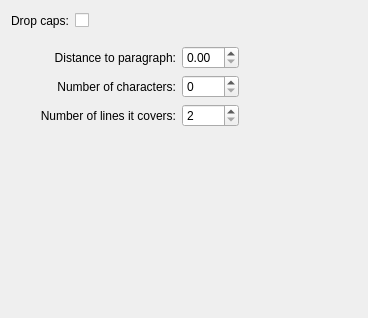
Before: the Qt Designer form plugins/textshape/dialogs/ParagraphDropCaps.ui in KDE/calligra, drawn with Qt 5.
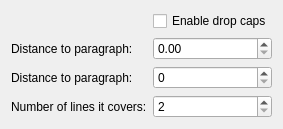
After: the same form once the commit is applied. Custom widgets are drawn as their Qt base class.

Commit message: Port ParagraphDropCaps to QFormLayout

What changed in the file:
```diff
--- a/plugins/textshape/dialogs/ParagraphDropCaps.ui
+++ b/plugins/textshape/dialogs/ParagraphDropCaps.ui
@@ -2,120 +2,47 @@
 <ui version="4.0">
  <class>ParagraphDropCaps</class>
  <widget class="QWidget" name="ParagraphDropCaps">
-  <property name="geometry">
-   <rect>
-    <x>0</x>
-    <y>0</y>
-    <width>368</width>
-    <height>318</height>
-   </rect>
-  </property>
-  <layout class="QGridLayout" name="gridLayout_3">
-   <item row="2" column="0">
-    <spacer name="verticalSpacer">
-     <property name="orientation">
-      <enum>Qt::Vertical</enum>
-     </property>
-     <property name="sizeHint" stdset="0">
-      <size>
-       <width>20</width>
-       <height>144</height>
-      </size>
-     </property>
-    </spacer>
-   </item>
-   <item row="0" column="0">
-    <layout class="QHBoxLayout" name="horizontalLayout">
+  <layout class="QHBoxLayout" name="mainLayout">
      <item>
-      <widget class="QLabel" name="label">
-       <property name="text">
-        <string>Drop caps:</string>
-       </property>
-      </widget>
-     </item>
-     <item>
+    <layout class="QFormLayout" name="formLayout">
+     <item row="0" column="1">
       <widget class="QCheckBox" name="capsState">
        <property name="text">
-        <string/>
+        <string>Enable drop caps</string>
        </property>
       </widget>
      </item>
-     <item>
-      <spacer name="horizontalSpacer">
-       <property name="orientation">
-        <enum>Qt::Horizontal</enum>
-       </property>
-       <property name="sizeHint" stdset="0">
-        <size>
-         <width>118</width>
-         <height>20</height>
-        </size>
-       </property>
-      </spacer>
-     </item>
-    </layout>
-   </item>
    <item row="1" column="0">
-    <widget class="QWidget" name="setting" native="true">
-     <layout class="QGridLayout" name="gridLayout_2">
-      <item row="1" column="0">
-       <layout class="QHBoxLayout" name="horizontalLayout_2">
-        <item>
-         <spacer name="horizontalSpacer_2">
-          <property name="orientation">
-           <enum>Qt::Horizontal</enum>
-          </property>
-          <property name="sizeType">
-           <enum>QSizePolicy::Fixed</enum>
-          </property>
-          <property name="sizeHint" stdset="0">
-           <size>
-            <width>20</width>
-            <height>20</height>
-           </size>
-          </property>
-         </spacer>
-        </item>
-        <item>
-         <layout class="QVBoxLayout" name="verticalLayout_3">
-          <item>
-           <widget class="QLabel" name="label_2">
+      <widget class="QLabel" name="distanceLabel">
             <property name="text">
              <string>Distance to paragraph:</string>
             </property>
-            <property name="alignment">
-             <set>Qt::AlignRight|Qt::AlignTrailing|Qt::AlignVCenter</set>
+       <property name="buddy">
+        <cstring>distance</cstring>
             </property>
            </widget>
           </item>
-          <item>
-           <widget class="QLabel" name="label_3">
-            <property name="text">
-             <string>Number of characters:</string>
-            </property>
-            <property name="alignment">
-             <set>Qt::AlignRight|Qt::AlignTrailing|Qt::AlignVCenter</set>
-            </property>
-           </widget>
-          </item>
-          <item>
-           <widget class="QLabel" name="label_4">
+     <item row="1" column="1">
+      <widget class="KoUnitDoubleSpinBox" name="distance">
+       <property name="sizePolicy">
+        <sizepolicy hsizetype="Expanding" vsizetype="Fixed">
+         <horstretch>0</horstretch>
+         <verstretch>0</verstretch>
+        </sizepolicy>
+       </property>
+      </widget>
+     </item>
+     <item row="2" column="0">
+      <widget class="QLabel" name="charactersLabel">
             <property name="text">
-             <string>Number of lines it covers:</string>
-            </property>
-            <property name="alignment">
-             <set>Qt::AlignRight|Qt::AlignTrailing|Qt::AlignVCenter</set>
+        <string>Distance to paragraph:</string>
+       </property>
+       <property name="buddy">
+        <cstring>characters</cstring>
             </property>
            </widget>
           </item>
-         </layout>
-        </item>
-        <item>
-         <layout class="QVBoxLayout" name="verticalLayout">
-          <item>
-           <widget class="KoUnitDoubleSpinBox" name="distance"/>
-          </item>
-          <item>
+     <item row="2" column="1">
            <widget class="QSpinBox" name="characters">
             <property name="wrapping">
              <bool>false</bool>
@@ -126,38 +53,38 @@
             <property name="value">
              <number>0</number>
             </property>
-           </widget>
-          </item>
-          <item>
+       <property name="sizePolicy">
+        <sizepolicy hsizetype="Expanding" vsizetype="Fixed">
+         <horstretch>0</horstretch>
+         <verstretch>0</verstretch>
+        </sizepolicy>
+       </property>
+      </widget>
+     </item>
+     <item row="3" column="0">
+      <widget class="QLabel" name="linesLabel">
+       <property name="text">
+        <string>Number of lines it covers:</string>
+       </property>
+       <property name="buddy">
+        <cstring>lines</cstring>
+       </property>
+      </widget>
+     </item>
+     <item row="3" column="1">
            <widget class="QSpinBox" name="lines">
             <property name="minimum">
              <number>2</number>
             </property>
+       <property name="sizePolicy">
+        <sizepolicy hsizetype="Expanding" vsizetype="Fixed">
+         <horstretch>0</horstretch>
+         <verstretch>0</verstretch>
+        </sizepolicy>
+       </property>
            </widget>
           </item>
          </layout>
-        </item>
-        <item>
-         <layout class="QVBoxLayout" name="verticalLayout_2">
-          <item>
-           <spacer name="horizontalSpacer_4">
-            <property name="orientation">
-             <enum>Qt::Horizontal</enum>
-            </property>
-            <property name="sizeHint" stdset="0">
-             <size>
-              <width>40</width>
-              <height>20</height>
-             </size>
-            </property>
-           </spacer>
-          </item>
-         </layout>
-        </item>
-       </layout>
-      </item>
-     </layout>
-    </widget>
    </item>
   </layout>
  </widget>
```
Left out of the diff: 6 changed lines with no effect on the pictures. Lines whose indentation alone changed are shown as unchanged. The commit also changes 3 other files.
